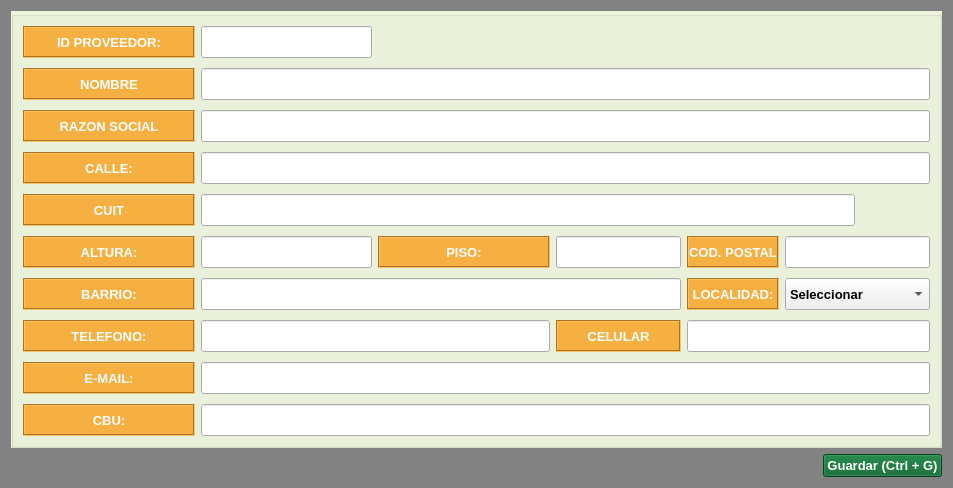
First picture: the form in gui/detalles/detalleProveedores.ui, repository shae-ra/sindicato, before the edit.
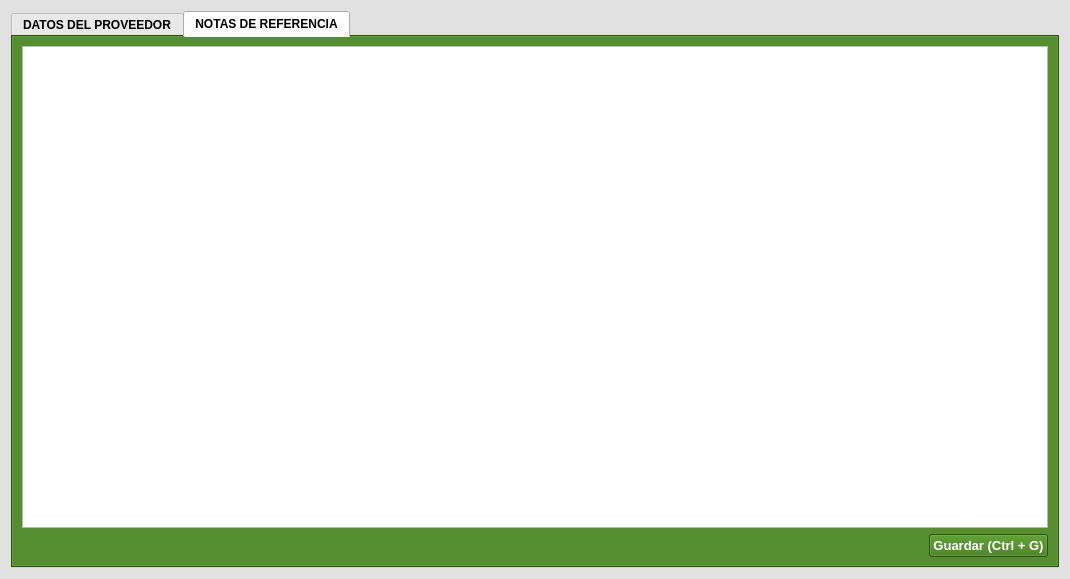
Second picture: the form after the edit. The open tabs and pages were chosen to show the change. Icons and pictures are not drawn.

Patch:
```diff
--- a/gui/detalles/detalleProveedores.ui
+++ b/gui/detalles/detalleProveedores.ui
@@ -6,8 +6,8 @@
    <rect>
     <x>0</x>
     <y>0</y>
-    <width>953</width>
-    <height>488</height>
+    <width>1070</width>
+    <height>579</height>
    </rect>
   </property>
   <property name="palette">
@@ -25,45 +25,45 @@
      <colorrole role="Button">
       <brush brushstyle="SolidPattern">
        <color alpha="255">
-        <red>130</red>
-        <green>130</green>
-        <blue>130</blue>
+        <red>225</red>
+        <green>225</green>
+        <blue>225</blue>
        </color>
       </brush>
      </colorrole>
      <colorrole role="Light">
       <brush brushstyle="SolidPattern">
        <color alpha="255">
-        <red>195</red>
-        <green>195</green>
-        <blue>195</blue>
+        <red>255</red>
+        <green>255</green>
+        <blue>255</blue>
        </color>
       </brush>
      </colorrole>
      <colorrole role="Midlight">
       <brush brushstyle="SolidPattern">
        <color alpha="255">
-        <red>162</red>
-        <green>162</green>
-        <blue>162</blue>
+        <red>240</red>
+        <green>240</green>
+        <blue>240</blue>
        </color>
       </brush>
      </colorrole>
      <colorrole role="Dark">
       <brush brushstyle="SolidPattern">
        <color alpha="255">
-        <red>65</red>
-        <green>65</green>
-        <blue>65</blue>
+        <red>112</red>
+        <green>112</green>
+        <blue>112</blue>
        </color>
       </brush>
      </colorrole>
      <colorrole role="Mid">
       <brush brushstyle="SolidPattern">
        <color alpha="255">
-        <red>87</red>
-        <green>87</green>
-        <blue>87</blue>
+        <red>150</red>
+        <green>150</green>
+        <blue>150</blue>
        </color>
       </brush>
      </colorrole>
@@ -106,9 +106,9 @@
      <colorrole role="Window">
       <brush brushstyle="SolidPattern">
        <color alpha="255">
-        <red>130</red>
-        <green>130</green>
-        <blue>130</blue>
+        <red>225</red>
+        <green>225</green>
+        <blue>225</blue>
        </color>
       </brush>
      </colorrole>
@@ -124,9 +124,9 @@
      <colorrole role="AlternateBase">
       <brush brushstyle="SolidPattern">
        <color alpha="255">
-        <red>192</red>
-        <green>192</green>
-        <blue>192</blue>
+        <red>240</red>
+        <green>240</green>
+        <blue>240</blue>
        </color>
       </brush>
      </colorrole>
@@ -162,45 +162,45 @@
      <colorrole role="Button">
       <brush brushstyle="SolidPattern">
        <color alpha="255">
-        <red>130</red>
-        <green>130</green>
-        <blue>130</blue>
+        <red>225</red>
+        <green>225</green>
+        <blue>225</blue>
        </color>
       </brush>
      </colorrole>
      <colorrole role="Light">
       <brush brushstyle="SolidPattern">
        <color alpha="255">
-        <red>195</red>
-        <green>195</green>
-        <blue>195</blue>
+        <red>255</red>
+        <green>255</green>
+        <blue>255</blue>
        </color>
       </brush>
      </colorrole>
      <colorrole role="Midlight">
       <brush brushstyle="SolidPattern">
        <color alpha="255">
-        <red>162</red>
-        <green>162</green>
-        <blue>162</blue>
+        <red>240</red>
+        <green>240</green>
+        <blue>240</blue>
        </color>
       </brush>
      </colorrole>
      <colorrole role="Dark">
       <brush brushstyle="SolidPattern">
        <color alpha="255">
-        <red>65</red>
-        <green>65</green>
-        <blue>65</blue>
+        <red>112</red>
+        <green>112</green>
+        <blue>112</blue>
        </color>
       </brush>
      </colorrole>
      <colorrole role="Mid">
       <brush brushstyle="SolidPattern">
        <color alpha="255">
-        <red>87</red>
-        <green>87</green>
-        <blue>87</blue>
+        <red>150</red>
+        <green>150</green>
+        <blue>150</blue>
        </color>
       </brush>
      </colorrole>
@@ -243,9 +243,9 @@
      <colorrole role="Window">
       <brush brushstyle="SolidPattern">
        <color alpha="255">
-        <red>130</red>
-        <green>130</green>
-        <blue>130</blue>
+        <red>225</red>
+        <green>225</green>
+        <blue>225</blue>
        </color>
       </brush>
      </colorrole>
@@ -261,9 +261,9 @@
      <colorrole role="AlternateBase">
       <brush brushstyle="SolidPattern">
        <color alpha="255">
-        <red>192</red>
-        <green>192</green>
-        <blue>192</blue>
+        <red>240</red>
+        <green>240</green>
+        <blue>240</blue>
        </color>
       </brush>
      </colorrole>
@@ -290,63 +290,63 @@
      <colorrole role="WindowText">
       <brush brushstyle="SolidPattern">
        <color alpha="255">
-        <red>65</red>
-        <green>65</green>
-        <blue>65</blue>
+        <red>112</red>
+        <green>112</green>
+        <blue>112</blue>
        </color>
       </brush>
      </colorrole>
      <colorrole role="Button">
       <brush brushstyle="SolidPattern">
        <color alpha="255">
-        <red>130</red>
-        <green>130</green>
-        <blue>130</blue>
+        <red>225</red>
+        <green>225</green>
+        <blue>225</blue>
        </color>
       </brush>
      </colorrole>
      <colorrole role="Light">
       <brush brushstyle="SolidPattern">
        <color alpha="255">
-        <red>195</red>
-        <green>195</green>
-        <blue>195</blue>
+        <red>255</red>
+        <green>255</green>
+        <blue>255</blue>
        </color>
       </brush>
      </colorrole>
      <colorrole role="Midlight">
       <brush brushstyle="SolidPattern">
        <color alpha="255">
-        <red>162</red>
-        <green>162</green>
-        <blue>162</blue>
+        <red>240</red>
+        <green>240</green>
+        <blue>240</blue>
        </color>
       </brush>
      </colorrole>
      <colorrole role="Dark">
       <brush brushstyle="SolidPattern">
        <color alpha="255">
-        <red>65</red>
-        <green>65</green>
-        <blue>65</blue>
+        <red>112</red>
+        <green>112</green>
+        <blue>112</blue>
        </color>
       </brush>
      </colorrole>
      <colorrole role="Mid">
       <brush brushstyle="SolidPattern">
        <color alpha="255">
-        <red>87</red>
-        <green>87</green>
-        <blue>87</blue>
+        <red>150</red>
+        <green>150</green>
+        <blue>150</blue>
        </color>
       </brush>
      </colorrole>
      <colorrole role="Text">
       <brush brushstyle="SolidPattern">
        <color alpha="255">
-        <red>65</red>
-        <green>65</green>
-        <blue>65</blue>
+        <red>112</red>
+        <green>112</green>
+        <blue>112</blue>
        </color>
       </brush>
      </colorrole>
@@ -362,27 +362,27 @@
      <colorrole role="ButtonText">
       <brush brushstyle="SolidPattern">
        <color alpha="255">
-        <red>65</red>
-        <green>65</green>
-        <blue>65</blue>
+        <red>112</red>
+        <green>112</green>
+        <blue>112</blue>
        </color>
       </brush>
      </colorrole>
      <colorrole role="Base">
       <brush brushstyle="SolidPattern">
        <color alpha="255">
-        <red>130</red>
-        <green>130</green>
-        <blue>130</blue>
+        <red>225</red>
+        <green>225</green>
+        <blue>225</blue>
        </color>
       </brush>
      </colorrole>
      <colorrole role="Window">
       <brush brushstyle="SolidPattern">
        <color alpha="255">
-        <red>130</red>
-        <green>130</green>
-        <blue>130</blue>
+        <red>225</red>
+        <green>225</green>
+        <blue>225</blue>
        </color>
       </brush>
      </colorrole>
@@ -398,9 +398,9 @@
      <colorrole role="AlternateBase">
       <brush brushstyle="SolidPattern">
        <color alpha="255">
-        <red>130</red>
-        <green>130</green>
-        <blue>130</blue>
+        <red>225</red>
+        <green>225</green>
+        <blue>225</blue>
        </color>
       </brush>
      </colorrole>
@@ -439,57 +439,466 @@
 }</string>
   </property>
   <layout class="QGridLayout" name="gridLayout">
-   <item row="1" column="1">
-    <widget class="QPushButton" name="btn_guardar">
-     <property name="sizePolicy">
-      <sizepolicy hsizetype="Fixed" vsizetype="Fixed">
-       <horstretch>0</horstretch>
-       <verstretch>0</verstretch>
-      </sizepolicy>
-     </property>
-     <property name="maximumSize">
-      <size>
-       <width>242</width>
-       <height>200</height>
-      </size>
+   <item row="0" column="0">
+    <widget class="QTabWidget" name="tabWidget">
+     <property name="palette">
+      <palette>
+       <active>
+        <colorrole role="WindowText">
+         <brush brushstyle="SolidPattern">
+          <color alpha="255">
+           <red>255</red>
+           <green>255</green>
+           <blue>255</blue>
+          </color>
+         </brush>
+        </colorrole>
+        <colorrole role="Button">
+         <brush brushstyle="SolidPattern">
+          <color alpha="255">
+           <red>55</red>
+           <green>118</green>
+           <blue>13</blue>
+          </color>
+         </brush>
+        </colorrole>
+        <colorrole role="Light">
+         <brush brushstyle="SolidPattern">
+          <color alpha="255">
+           <red>165</red>
+           <green>177</green>
+           <blue>173</blue>
+          </color>
+         </brush>
+        </colorrole>
+        <colorrole role="Midlight">
+         <brush brushstyle="SolidPattern">
+          <color alpha="255">
+           <red>137</red>
+           <green>147</green>
+           <blue>144</blue>
+          </color>
+         </brush>
+        </colorrole>
+        <colorrole role="Dark">
+         <brush brushstyle="SolidPattern">
+          <color alpha="255">
+           <red>55</red>
+           <green>59</green>
+           <blue>57</blue>
+          </color>
+         </brush>
+        </colorrole>
+        <colorrole role="Mid">
+         <brush brushstyle="SolidPattern">
+          <color alpha="255">
+           <red>73</red>
+           <green>78</green>
+           <blue>76</blue>
+          </color>
+         </brush>
+        </colorrole>
+        <colorrole role="Text">
+         <brush brushstyle="SolidPattern">
+          <color alpha="255">
+           <red>255</red>
+           <green>255</green>
+           <blue>255</blue>
+          </color>
+         </brush>
+        </colorrole>
+        <colorrole role="BrightText">
+         <brush brushstyle="SolidPattern">
+          <color alpha="255">
+           <red>255</red>
+           <green>255</green>
+           <blue>255</blue>
+          </color>
+         </brush>
+        </colorrole>
+        <colorrole role="ButtonText">
+         <brush brushstyle="SolidPattern">
+          <color alpha="255">
+           <red>255</red>
+           <green>255</green>
+           <blue>255</blue>
+          </color>
+         </brush>
+        </colorrole>
+        <colorrole role="Base">
+         <brush brushstyle="SolidPattern">
+          <color alpha="255">
+           <red>55</red>
+           <green>118</green>
+           <blue>13</blue>
+          </color>
+         </brush>
+        </colorrole>
+        <colorrole role="Window">
+         <brush brushstyle="SolidPattern">
+          <color alpha="255">
+           <red>55</red>
+           <green>118</green>
+           <blue>13</blue>
+          </color>
+         </brush>
+        </colorrole>
+        <colorrole role="Shadow">
+         <brush brushstyle="SolidPattern">
+          <color alpha="255">
+           <red>0</red>
+           <green>0</green>
+           <blue>0</blue>
+          </color>
+         </brush>
+        </colorrole>
+        <colorrole role="AlternateBase">
+         <brush brushstyle="SolidPattern">
+          <color alpha="255">
+           <red>55</red>
+           <green>59</green>
+           <blue>57</blue>
+          </color>
+         </brush>
+        </colorrole>
+        <colorrole role="ToolTipBase">
+         <brush brushstyle="SolidPattern">
+          <color alpha="255">
+           <red>255</red>
+           <green>255</green>
+           <blue>220</blue>
+          </color>
+         </brush>
+        </colorrole>
+        <colorrole role="ToolTipText">
+         <brush brushstyle="SolidPattern">
+          <color alpha="255">
+           <red>0</red>
+           <green>0</green>
+           <blue>0</blue>
+          </color>
+         </brush>
+        </colorrole>
+       </active>
+       <inactive>
+        <colorrole role="WindowText">
+         <brush brushstyle="SolidPattern">
+          <color alpha="255">
+           <red>255</red>
+           <green>255</green>
+           <blue>255</blue>
+          </color>
+         </brush>
+        </colorrole>
+        <colorrole role="Button">
+         <brush brushstyle="SolidPattern">
+          <color alpha="255">
+           <red>55</red>
+           <green>118</green>
+           <blue>13</blue>
+          </color>
+         </brush>
+        </colorrole>
+        <colorrole role="Light">
+         <brush brushstyle="SolidPattern">
+          <color alpha="255">
+           <red>165</red>
+           <green>177</green>
+           <blue>173</blue>
+          </color>
+         </brush>
+        </colorrole>
+        <colorrole role="Midlight">
+         <brush brushstyle="SolidPattern">
+          <color alpha="255">
+           <red>137</red>
+           <green>147</green>
+           <blue>144</blue>
+          </color>
+         </brush>
+        </colorrole>
+        <colorrole role="Dark">
+         <brush brushstyle="SolidPattern">
+          <color alpha="255">
+           <red>55</red>
+           <green>59</green>
+           <blue>57</blue>
+          </color>
+         </brush>
+        </colorrole>
+        <colorrole role="Mid">
+         <brush brushstyle="SolidPattern">
+          <color alpha="255">
+           <red>73</red>
+           <green>78</green>
+           <blue>76</blue>
+          </color>
+         </brush>
+        </colorrole>
+        <colorrole role="Text">
+         <brush brushstyle="SolidPattern">
+          <color alpha="255">
+           <red>255</red>
+           <green>255</green>
+           <blue>255</blue>
+          </color>
+         </brush>
+        </colorrole>
+        <colorrole role="BrightText">
+         <brush brushstyle="SolidPattern">
+          <color alpha="255">
+           <red>255</red>
+           <green>255</green>
+           <blue>255</blue>
+          </color>
+         </brush>
+        </colorrole>
+        <colorrole role="ButtonText">
+         <brush brushstyle="SolidPattern">
+          <color alpha="255">
+           <red>255</red>
+           <green>255</green>
+           <blue>255</blue>
+          </color>
+         </brush>
+        </colorrole>
+        <colorrole role="Base">
+         <brush brushstyle="SolidPattern">
+          <color alpha="255">
+           <red>55</red>
+           <green>118</green>
+           <blue>13</blue>
+          </color>
+         </brush>
+        </colorrole>
+        <colorrole role="Window">
+         <brush brushstyle="SolidPattern">
+          <color alpha="255">
+           <red>55</red>
+           <green>118</green>
+           <blue>13</blue>
+          </color>
+         </brush>
+        </colorrole>
+        <colorrole role="Shadow">
+         <brush brushstyle="SolidPattern">
+          <color alpha="255">
+           <red>0</red>
+           <green>0</green>
+           <blue>0</blue>
+          </color>
+         </brush>
+        </colorrole>
+        <colorrole role="AlternateBase">
+         <brush brushstyle="SolidPattern">
+          <color alpha="255">
+           <red>55</red>
+           <green>59</green>
+           <blue>57</blue>
+          </color>
+         </brush>
+        </colorrole>
+        <colorrole role="ToolTipBase">
+         <brush brushstyle="SolidPattern">
+          <color alpha="255">
+           <red>255</red>
+           <green>255</green>
+           <blue>220</blue>
+          </color>
+         </brush>
+        </colorrole>
+        <colorrole role="ToolTipText">
+         <brush brushstyle="SolidPattern">
+          <color alpha="255">
+           <red>0</red>
+           <green>0</green>
+           <blue>0</blue>
+          </color>
+         </brush>
+        </colorrole>
+       </inactive>
+       <disabled>
+        <colorrole role="WindowText">
+         <brush brushstyle="SolidPattern">
+          <color alpha="255">
+           <red>255</red>
+           <green>255</green>
+           <blue>255</blue>
+          </color>
+         </brush>
+        </colorrole>
+        <colorrole role="Button">
+         <brush brushstyle="SolidPattern">
+          <color alpha="255">
+           <red>55</red>
+           <green>118</green>
+           <blue>13</blue>
+          </color>
+         </brush>
+        </colorrole>
+        <colorrole role="Light">
+         <brush brushstyle="SolidPattern">
+          <color alpha="255">
+           <red>165</red>
+           <green>177</green>
+           <blue>173</blue>
+          </color>
+         </brush>
+        </colorrole>
+        <colorrole role="Midlight">
+         <brush brushstyle="SolidPattern">
+          <color alpha="255">
+           <red>137</red>
+           <green>147</green>
+           <blue>144</blue>
+          </color>
+         </brush>
+        </colorrole>
+        <colorrole role="Dark">
+         <brush brushstyle="SolidPattern">
+          <color alpha="255">
+           <red>55</red>
+           <green>59</green>
+           <blue>57</blue>
+          </color>
+         </brush>
+        </colorrole>
+        <colorrole role="Mid">
+         <brush brushstyle="SolidPattern">
+          <color alpha="255">
+           <red>73</red>
+           <green>78</green>
+           <blue>76</blue>
+          </color>
+         </brush>
+        </colorrole>
+        <colorrole role="Text">
+         <brush brushstyle="SolidPattern">
+          <color alpha="255">
+           <red>255</red>
+           <green>255</green>
+           <blue>255</blue>
+          </color>
+         </brush>
+        </colorrole>
+        <colorrole role="BrightText">
+         <brush brushstyle="SolidPattern">
+          <color alpha="255">
+           <red>255</red>
+           <green>255</green>
+           <blue>255</blue>
+          </color>
+         </brush>
+        </colorrole>
+        <colorrole role="ButtonText">
+         <brush brushstyle="SolidPattern">
+          <color alpha="255">
+           <red>255</red>
+           <green>255</green>
+           <blue>255</blue>
+          </color>
+         </brush>
+        </colorrole>
+        <colorrole role="Base">
+         <brush brushstyle="SolidPattern">
+          <color alpha="255">
+           <red>55</red>
+           <green>118</green>
+           <blue>13</blue>
+          </color>
+         </brush>
+        </colorrole>
+        <colorrole role="Window">
+         <brush brushstyle="SolidPattern">
+          <color alpha="255">
+           <red>55</red>
+           <green>118</green>
+           <blue>13</blue>
+          </color>
+         </brush>
+        </colorrole>
+        <colorrole role="Shadow">
+         <brush brushstyle="SolidPattern">
+          <color alpha="255">
+           <red>0</red>
+           <green>0</green>
+           <blue>0</blue>
+          </color>
+         </brush>
+        </colorrole>
+        <colorrole role="AlternateBase">
+         <brush brushstyle="SolidPattern">
+          <color alpha="255">
+           <red>110</red>
+           <green>118</green>
+           <blue>115</blue>
+          </color>
+         </brush>
+        </colorrole>
+        <colorrole role="ToolTipBase">
+         <brush brushstyle="SolidPattern">
+          <color alpha="255">
+           <red>255</red>
+           <green>255</green>
+           <blue>220</blue>
+          </color>
+         </brush>
+        </colorrole>
+        <colorrole role="ToolTipText">
+         <brush brushstyle="SolidPattern">
+          <color alpha="255">
+           <red>0</red>
+           <green>0</green>
+           <blue>0</blue>
+          </color>
+         </brush>
+        </colorrole>
+       </disabled>
+      </palette>
      </property>
      <property name="font">
       <font>
-       <family>MS Shell Dlg 2</family>
-       <pointsize>10</pointsize>
+       <pointsize>9</pointsize>
        <weight>75</weight>
        <bold>true</bold>
       </font>
      </property>
      <property name="styleSheet">
-      <string notr="true">#btn_guardar{
-background-color:#046228;
-color: #ffffff
-}
-
-#btn_guardar:hover{
-background-color:#149144;
-}
-</string>
+      <string notr="true"/>
      </property>
-     <property name="text">
-      <string>Guardar (Ctrl + G)</string>
-     </property>
-     <property name="icon">
-      <iconset>
-       <normaloff>../iconos/apply.ico</normaloff>../iconos/apply.ico</iconset>
+     <property name="currentIndex">
+      <number>0</number>
      </property>
      <property name="iconSize">
       <size>
-       <width>30</width>
-       <height>30</height>
+       <width>40</width>
+       <height>40</height>
       </size>
      </property>
-     <property name="shortcut">
-      <string>Ctrl+N</string>
+     <property name="usesScrollButtons">
+      <bool>false</bool>
      </property>
-    </widget>
-   </item>
+     <property name="documentMode">
+      <bool>false</bool>
+     </property>
+     <property name="tabsClosable">
+      <bool>false</bool>
+     </property>
+     <property name="movable">
+      <bool>false</bool>
+     </property>
+     <property name="tabBarAutoHide">
+      <bool>true</bool>
+     </property>
+     <widget class="QWidget" name="tab">
+      <attribute name="icon">
+       <iconset>
+        <normaloff>../iconos/user.ico</normaloff>../iconos/user.ico</iconset>
+      </attribute>
+      <attribute name="title">
+       <string>DATOS DEL PROVEEDOR</string>
+      </attribute>
+      <layout class="QGridLayout" name="gridLayout_9">
    <item row="1" column="0">
     <spacer name="horizontalSpacer">
      <property name="orientation">
@@ -1704,6 +2113,90 @@
        </widget>
       </item>
      </layout>
+        </widget>
+       </item>
+      </layout>
+     </widget>
+     <widget class="QWidget" name="tab_3">
+      <attribute name="icon">
+       <iconset>
+        <normaloff>../iconos/new.ico</normaloff>../iconos/new.ico</iconset>
+      </attribute>
+      <attribute name="title">
+       <string>NOTAS DE REFERENCIA</string>
+      </attribute>
+      <layout class="QGridLayout" name="gridLayout_7">
+       <item row="0" column="0" colspan="2">
+        <widget class="QTextEdit" name="textEdit"/>
+       </item>
+       <item row="1" column="0">
+        <spacer name="horizontalSpacer_6">
+         <property name="orientation">
+          <enum>Qt::Horizontal</enum>
+         </property>
+         <property name="sizeHint" stdset="0">
+          <size>
+           <width>733</width>
+           <height>20</height>
+          </size>
+         </property>
+        </spacer>
+       </item>
+       <item row="1" column="1">
+        <widget class="QPushButton" name="pushButton_8">
+         <property name="sizePolicy">
+          <sizepolicy hsizetype="Fixed" vsizetype="Fixed">
+           <horstretch>0</horstretch>
+           <verstretch>0</verstretch>
+          </sizepolicy>
+         </property>
+         <property name="font">
+          <font>
+           <pointsize>10</pointsize>
+           <weight>75</weight>
+           <bold>true</bold>
+          </font>
+         </property>
+         <property name="layoutDirection">
+          <enum>Qt::LeftToRight</enum>
+         </property>
+         <property name="styleSheet">
+          <string notr="true">#pushButton_8{
+background-color:#37760D;
+color: #FFFFFF;
+}
+
+#pushButton_8:hover{
+background-color:#37861D;
+}
+</string>
+         </property>
+         <property name="text">
+          <string>Guardar (Ctrl + G)</string>
+         </property>
+         <property name="icon">
+          <iconset>
+           <normaloff>../iconos/apply.ico</normaloff>../iconos/apply.ico</iconset>
+         </property>
+         <property name="iconSize">
+          <size>
+           <width>30</width>
+           <height>30</height>
+          </size>
+         </property>
+         <property name="autoDefault">
+          <bool>true</bool>
+         </property>
+         <property name="default">
+          <bool>false</bool>
+         </property>
+         <property name="flat">
+          <bool>false</bool>
+         </property>
+        </widget>
+       </item>
+      </layout>
+     </widget>
     </widget>
    </item>
   </layout>
```
Left out of the diff: 64 changed lines with no effect on the pictures. Lines whose indentation alone changed are shown as unchanged.
